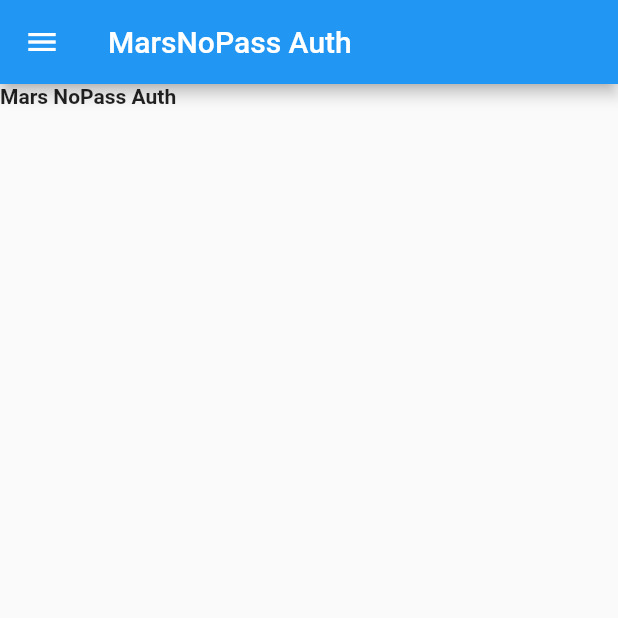
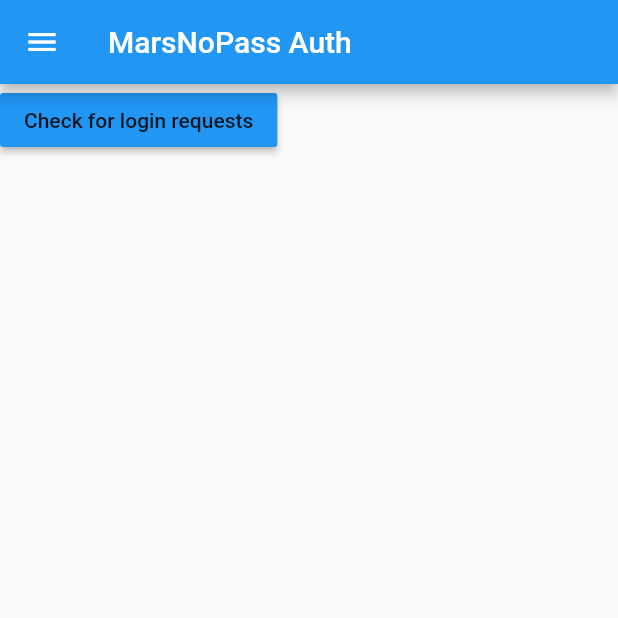
Before and after one commit to Wannesrebry/Flutter_HowestNoPassProject, a Flutter app: the AuthHome screen opened by its route, on a phone screen of 412 x 824 dp, the top half of it. Run offline on Flutter 3.47's test engine with Material 2 defaults, Android fonts, the phone set to English and light mode, and no system bars; our stand-ins replace flutter_secure_storage, flutter_spinkit, progress_dialog, syncfusion_flutter_datepicker; missing offline and left inert: asn1lib, pointycastle; accounts and stored records are empty.

Commit message:
Login fix- Wannes Rebry

```diff
--- /dev/null
+++ b/lib/data/dto/requests/to_activate_session_dto.dart
@@ -0,0 +1,16 @@
+
+class ToActivateSessionDto{
+  ToActivateSessionDto.fromJson(Map<String, dynamic> json):
+    this.id = int.parse(json["id"].toString()),
+    this.application = json["application"].toString(),
+    this.verified = json["verified"].toString() == "true",
+    this.token = json["token"].toString();
+
+
+  final int id;
+  final String application;
+  final bool verified;
+  final String token;
+
+
+}
--- a/lib/data/dto/response/register_data_verify_req_dto.dart
+++ b/lib/data/dto/response/register_data_verify_req_dto.dart
@@ -8,7 +8,7 @@ class ToVerifyDataResDto{
 
   final String firstName;
   final String lastName;
-  final String sessionId;
+  final   String sessionId;
 
   Map toJson() => {
     "firstName": "$firstName",
--- a/lib/view/screens/auth/home.dart
+++ b/lib/view/screens/auth/home.dart
@@ -1,4 +1,5 @@
 import 'package:flutter/material.dart';
+import 'package:nopassauthenticationclient/controller/logincontroller.dart';
 import 'package:nopassauthenticationclient/view/components/drawer.dart';
 
 class AuthHome extends StatefulWidget{
@@ -10,6 +11,8 @@ class AuthHome extends StatefulWidget{
 }
 
 class AuthHomeState extends State<AuthHome>{
+  final loginController = LoginController();
+
 
   @override
   Widget build(BuildContext context) {
@@ -21,11 +24,14 @@ class AuthHomeState extends State<AuthHome>{
       drawer: AuthDrawer(),
       body: Column(
         children: [
-          Text("Mars NoPass Auth",
-            textAlign: TextAlign.center,
-            overflow: TextOverflow.ellipsis,
-            style: TextStyle(fontWeight: FontWeight.bold),
-          ),
+          RaisedButton(
+            child: Text("Check for login requests"),
+            color: Colors.blue,
+            onPressed: (){
+              //navigate to route
+              loginController.onClickLoginRequestsBtn(context);
+            },
+          )
         ],
       ),
     );
```
Also changed, not shown: lib/controller/encryption_controller.dart (+7 -0 lines), lib/controller/internet_controller.dart (+41 -7 lines), lib/controller/logincontroller.dart (added, +58 -0 lines), lib/controller/new/register_controller.dart (+3 -8 lines), lib/data/dto/requests/verify_session_dto.dart (added, +22 -0 lines), lib/main.dart (renamed from lib/view/main.dart, +5 -2 lines), lib/view/screens/auth/account.dart (+16 -1 lines), lib/view/screens/auth/toverify.dart (added, +75 -0 lines).
